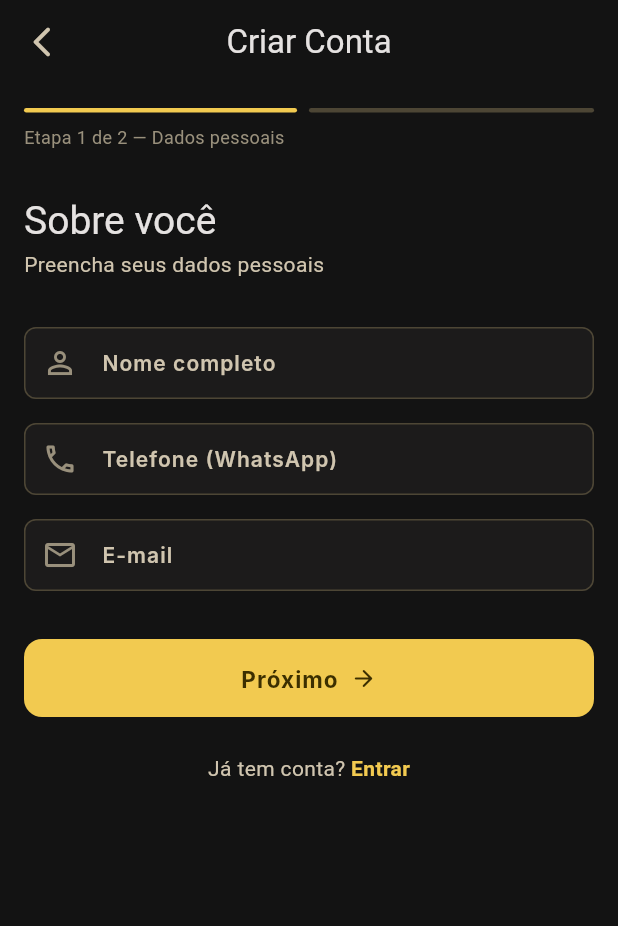
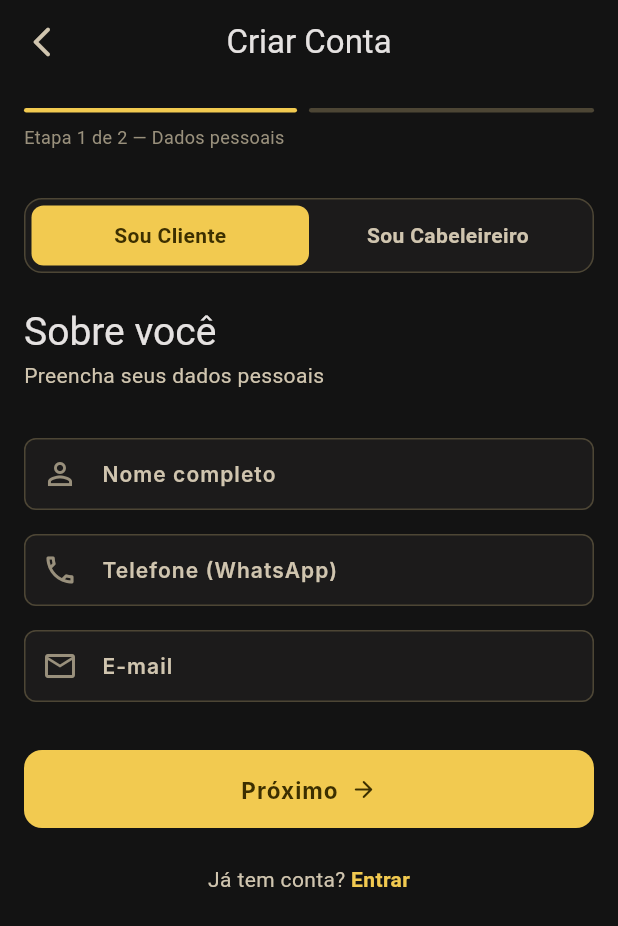
Before and after one commit to alexsander020/Barbearia_Elite, a Flutter app: the RegisterScreen screen opened by its route, on a phone screen of 412 x 824 dp. Shown: the top 926 px of the screen. Run offline on Flutter 3.47's test engine with Material 3 defaults, Android fonts, the phone set to English and light mode, and no system bars; our stand-ins replace cloud_firestore, firebase_auth, firebase_core, flutter_riverpod, go_router; accounts and stored records are empty; generated files the repository leaves out were written again; Roboto replaces fonts that are missing (Inter).

Commit message:
feat: real professional register and login automatic routing

```diff
--- a/app/lib/features/auth/register_screen.dart
+++ b/app/lib/features/auth/register_screen.dart
@@ -31,6 +31,7 @@ class _RegisterScreenState extends ConsumerState<RegisterScreen> {
   bool _obscureConfirm    = true;
   bool _isLoading         = false;
   int _currentStep        = 0; // Passo do formulário em 2 etapas
+  String _selectedRole    = 'client'; // client ou professional
 
   @override
   void dispose() {
@@ -87,12 +88,12 @@ class _RegisterScreenState extends ConsumerState<RegisterScreen> {
       );
 
       if (cred.user != null) {
-        // 2. Criar Perfil no Firestore (role default 'client')
+        // 2. Criar Perfil no Firestore
         final newUser = UserModel(
           id: cred.user!.uid,
           name: _nameCtrl.text.trim(),
           email: _emailCtrl.text.trim(),
-          role: 'client', // TODO: ou professional se for registro de prof
+          role: _selectedRole,
           createdAt: DateTime.now(),
         );
 
@@ -177,6 +178,71 @@ class _RegisterScreenState extends ConsumerState<RegisterScreen> {
     return Column(
       crossAxisAlignment: CrossAxisAlignment.stretch,
       children: [
+        // Seletor de Perfil (Segmented Control Premium)
+        Container(
+          padding: const EdgeInsets.all(4),
+          decoration: BoxDecoration(
+            color: AppColors.surfaceContainerLow,
+            borderRadius: BorderRadius.circular(12),
+            border: Border.all(color: AppColors.outlineVariant),
+          ),
+          child: Row(
+            children: [
+              Expanded(
+                child: GestureDetector(
+                  onTap: () => setState(() => _selectedRole = 'client'),
+                  child: Container(
+                    padding: const EdgeInsets.symmetric(vertical: 10),
+                    decoration: BoxDecoration(
+                      color: _selectedRole == 'client'
+                          ? AppColors.primary
+                          : Colors.transparent,
+                      borderRadius: BorderRadius.circular(8),
+                    ),
+                    alignment: Alignment.center,
+                    child: Text(
+                      'Sou Cliente',
+                      style: TextStyle(
+                        color: _selectedRole == 'client'
+                            ? AppColors.onPrimary
+                            : AppColors.onSurfaceVariant,
+                        fontWeight: FontWeight.bold,
+                        fontSize: 14,
+                      ),
+                    ),
+                  ),
+                ),
+              ),
+              Expanded(
+                child: GestureDetector(
+                  onTap: () => setState(() => _selectedRole = 'professional'),
+                  child: Container(
+                    padding: const EdgeInsets.symmetric(vertical: 10),
+                    decoration: BoxDecoration(
+                      color: _selectedRole == 'professional'
+                          ? AppColors.primary
+                          : Colors.transparent,
+                      borderRadius: BorderRadius.circular(8),
+                    ),
+                    alignment: Alignment.center,
+                    child: Text(
+                      'Sou Cabeleireiro',
+                      style: TextStyle(
+                        color: _selectedRole == 'professional'
+                            ? AppColors.onPrimary
+                            : AppColors.onSurfaceVariant,
+                        fontWeight: FontWeight.bold,
+                        fontSize: 14,
+                      ),
+                    ),
+                  ),
+                ),
+              ),
+            ],
+          ),
+        ),
+        const SizedBox(height: 24),
+
         Text('Sobre você', style: Theme.of(context).textTheme.displayMedium?.copyWith(fontSize: 26)),
         const SizedBox(height: 4),
         Text('Preencha seus dados pessoais', style: TextStyle(color: AppColors.onSurfaceVariant, fontSize: 14)),
```
